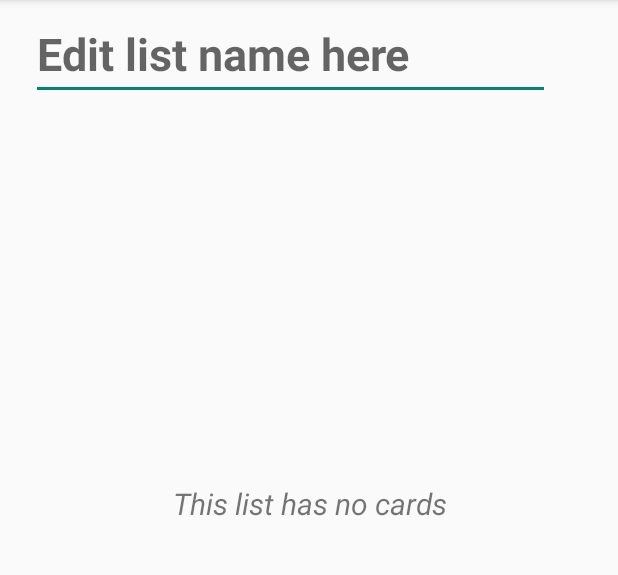
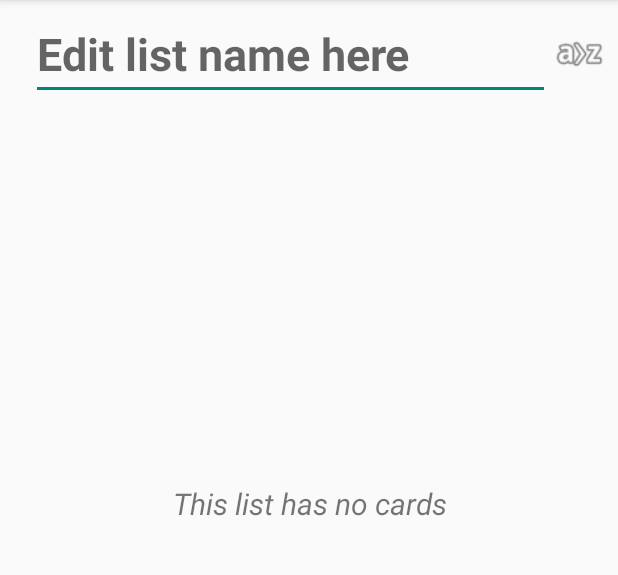
Before and after one commit to ktvn100/NMCNPM-CNTN18-Group09-Trello, an Android app: the screen it shows after launch (ListActivity), after a tap on an icon or button, on a phone screen of 412 x 824 dp, the part 84-659 px from its top. Run offline under Robolectric (Android 15) with nearby library versions, the phone set to English and light mode, and no system bars; Roboto replaces fonts that are not available here; 3 statements that could not run were skipped.

Commit message:
fix a lot of bug

```diff
--- a/app/src/main/java/com/hcmus/trello/Card.java
+++ b/app/src/main/java/com/hcmus/trello/Card.java
@@ -10,4 +10,7 @@ public class Card implements Serializable {
     public String getName() {
         return card_name;
     }
+    public void rename(String newname){
+        card_name = newname;
+    }
 }
--- a/app/src/main/java/com/hcmus/trello/ListActivity.java
+++ b/app/src/main/java/com/hcmus/trello/ListActivity.java
@@ -4,10 +4,12 @@ import android.annotation.SuppressLint;
 import android.os.Bundle;
 import android.text.Editable;
 import android.text.TextWatcher;
+import android.util.Log;
 import android.view.View;
 import android.widget.Button;
 import android.widget.EditText;
 import android.widget.RelativeLayout;
+import android.widget.Toast;
 
 import androidx.annotation.Nullable;
 import androidx.appcompat.app.AppCompatActivity;
@@ -23,6 +25,7 @@ public class ListActivity extends AppCompatActivity{
     RecyclerView.LayoutManager layoutManager;
     EditText edt_newCard;
     Button btn_addNewCard;
+    Button btn_sort;
     String listName;
 
     @Override
@@ -36,6 +39,7 @@ public class ListActivity extends AppCompatActivity{
         edtListName = findViewById(R.id.edt_list_name);
         edt_newCard = findViewById(R.id.edt_new_card);
         btn_addNewCard = findViewById(R.id.btn_add_new_card);
+        btn_sort = findViewById(R.id.btn_sort);
         rl_emptyList = findViewById(R.id.empty_list);
         recyclerView = findViewById(R.id.recycler_view_card);
 
@@ -99,8 +103,18 @@ public class ListActivity extends AppCompatActivity{
                 {
                     list.addCard(new Card(edt_newCard.getText().toString()));
                     OnListChanged();
-                    edt_newCard.getText().clear();
+                    edt_newCard.setText("");
                 }
+            }
+        });
+
+        btn_sort.setOnClickListener(new View.OnClickListener()
+        {
+            @Override
+            public void onClick(View v) {
+                list.sort();
+                OnListChanged();
+                Toast.makeText(ListActivity.this,list.getCard(1).getName(),Toast.LENGTH_SHORT).show();
             }
         });
     }
--- a/app/src/main/res/layout/activity_list.xml
+++ b/app/src/main/res/layout/activity_list.xml
@@ -24,6 +24,14 @@
             android:textSize="30dp"
             android:textStyle="bold"
             android:id="@+id/edt_list_name"/>
+        <Button
+            android:id="@+id/btn_sort"
+            android:layout_width="40dp"
+            android:layout_height="40dp"
+            android:layout_gravity="right|center_vertical"
+            android:clickable="false"
+            android:background="@android:drawable/ic_menu_sort_alphabetically"
+            />
     </FrameLayout>
 
     <RelativeLayout
```
Also changed, not shown: app/src/main/java/com/hcmus/trello/List.java (+12 -0 lines).
